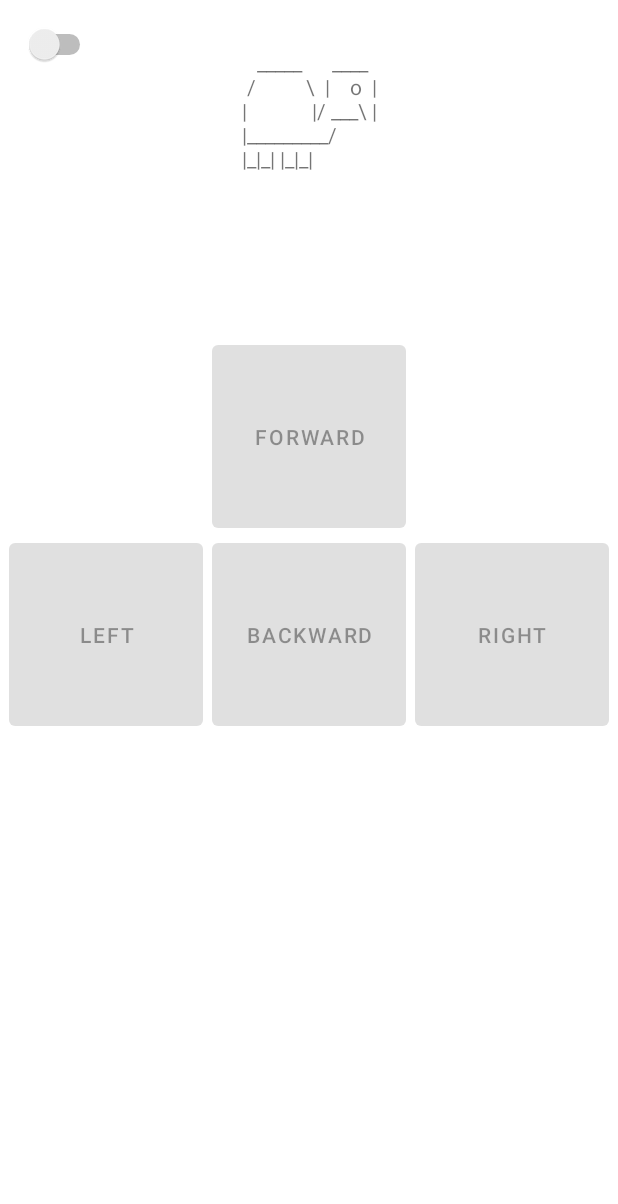
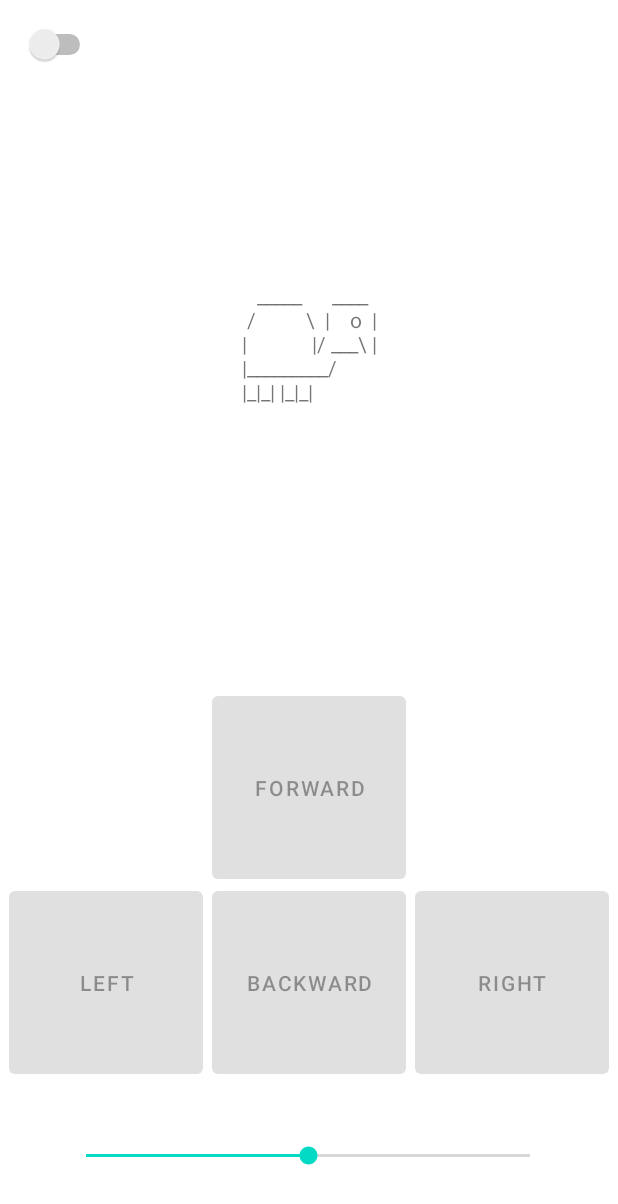
Before and after one commit to Razzula/turtle-cog, an Android app: the layout activity_main.xml on its own in the app's theme, with its tools: preview values and no code run, on a phone screen of 412 x 824 dp. Shown: the top 1204 px of the screen. Run offline under Robolectric (Android 15) with nearby library versions, the phone set to English and light mode, and no system bars.

Commit message:
Improved Android controller

```diff
--- a/controller/app/src/main/res/layout/activity_main.xml
+++ b/controller/app/src/main/res/layout/activity_main.xml
@@ -10,8 +10,8 @@
         android:id="@+id/turtle"
         android:layout_width="wrap_content"
         android:layout_height="wrap_content"
-        android:layout_marginTop="32dp"
         android:text="@string/turtle"
+        app:layout_constraintBottom_toTopOf="@+id/btnUp"
         app:layout_constraintEnd_toEndOf="parent"
         app:layout_constraintStart_toStartOf="parent"
         app:layout_constraintTop_toTopOf="parent" />
@@ -32,13 +32,12 @@
         android:id="@+id/btnUp"
         android:layout_width="129dp"
         android:layout_height="134dp"
-        android:layout_marginTop="224dp"
+        android:layout_marginBottom="-4dp"
         android:enabled="false"
-        android:onClick="buttonU"
         android:text="FORWARD"
+        app:layout_constraintBottom_toTopOf="@+id/btnDown"
         app:layout_constraintEnd_toEndOf="parent"
-        app:layout_constraintStart_toStartOf="parent"
-        app:layout_constraintTop_toTopOf="parent" />
+        app:layout_constraintStart_toStartOf="parent" />
 
     <Button
         android:id="@+id/btnLeft"
@@ -46,7 +45,6 @@
         android:layout_height="134dp"
         android:layout_marginEnd="6dp"
         android:enabled="false"
-        android:onClick="buttonL"
         android:text="LEFT"
         app:layout_constraintEnd_toStartOf="@+id/btnDown"
         app:layout_constraintTop_toTopOf="@+id/btnDown" />
@@ -55,13 +53,12 @@
         android:id="@+id/btnDown"
         android:layout_width="129dp"
         android:layout_height="134dp"
-        android:layout_marginTop="-2dp"
+        android:layout_marginBottom="32dp"
         android:enabled="false"
-        android:onClick="buttonD"
         android:text="BACKWARD"
+        app:layout_constraintBottom_toTopOf="@+id/barSpeed"
         app:layout_constraintEnd_toEndOf="@+id/btnUp"
-        app:layout_constraintStart_toStartOf="@+id/btnUp"
-        app:layout_constraintTop_toBottomOf="@+id/btnUp" />
+        app:layout_constraintStart_toStartOf="@+id/btnUp" />
 
     <Button
         android:id="@+id/btnRight"
@@ -69,9 +66,20 @@
         android:layout_height="134dp"
         android:layout_marginStart="6dp"
         android:enabled="false"
-        android:onClick="buttonR"
         android:text="RIGHT"
         app:layout_constraintStart_toEndOf="@+id/btnDown"
         app:layout_constraintTop_toTopOf="@+id/btnDown" />
 
+    <SeekBar
+        android:id="@+id/barSpeed"
+        android:layout_width="328dp"
+        android:layout_height="34dp"
+        android:layout_marginBottom="36dp"
+        android:max="100"
+        android:progress="50"
+        app:layout_constraintBottom_toBottomOf="parent"
+        app:layout_constraintEnd_toEndOf="parent"
+        app:layout_constraintHorizontal_bias="0.493"
+        app:layout_constraintStart_toStartOf="parent" />
+
 </androidx.constraintlayout.widget.ConstraintLayout>
--- a/controller/app/src/main/res/values-night/themes.xml
+++ b/controller/app/src/main/res/values-night/themes.xml
@@ -1,9 +1,9 @@
 <resources xmlns:tools="http://schemas.android.com/tools">
     <!-- Base application theme. -->
-    <style name="Theme.TurtlecogController" parent="Theme.MaterialComponents.DayNight.DarkActionBar">
+    <style name="Theme.TurtlecogController" parent="Theme.MaterialComponents.DayNight.NoActionBar">
         <!-- Primary brand color. -->
         <item name="colorPrimary">@color/purple_200</item>
-        <item name="colorPrimaryVariant">@color/purple_700</item>
+        <item name="colorPrimaryVariant">@color/green_700</item>
         <item name="colorOnPrimary">@color/black</item>
         <!-- Secondary brand color. -->
         <item name="colorSecondary">@color/teal_200</item>
--- a/controller/app/src/main/res/values/colors.xml
+++ b/controller/app/src/main/res/values/colors.xml
@@ -3,6 +3,7 @@
     <color name="purple_200">#FFBB86FC</color>
     <color name="purple_500">#FF6200EE</color>
     <color name="purple_700">#FF3700B3</color>
+    <color name="green_700">#013220</color>
     <color name="teal_200">#FF03DAC5</color>
     <color name="teal_700">#FF018786</color>
     <color name="black">#FF000000</color>
--- a/controller/app/src/main/res/values/themes.xml
+++ b/controller/app/src/main/res/values/themes.xml
@@ -1,6 +1,6 @@
 <resources xmlns:tools="http://schemas.android.com/tools">
     <!-- Base application theme. -->
-    <style name="Theme.TurtlecogController" parent="Theme.MaterialComponents.DayNight.DarkActionBar">
+    <style name="Theme.TurtlecogController" parent="Theme.MaterialComponents.DayNight.NoActionBar">
         <!-- Primary brand color. -->
         <item name="colorPrimary">@color/purple_500</item>
         <item name="colorPrimaryVariant">@color/purple_700</item>
```
Also changed, not shown: controller/app/src/main/java/turtle/cog/MainActivity.java (+77 -13 lines), 2 other files.
